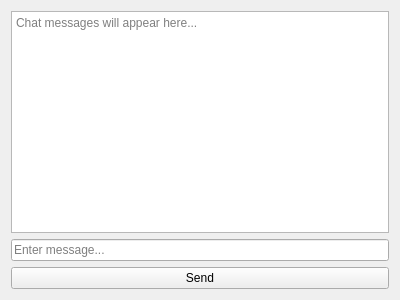
Berkay2002/rsa_messenger, file frontend/ui/chat.ui: the form before one commit.
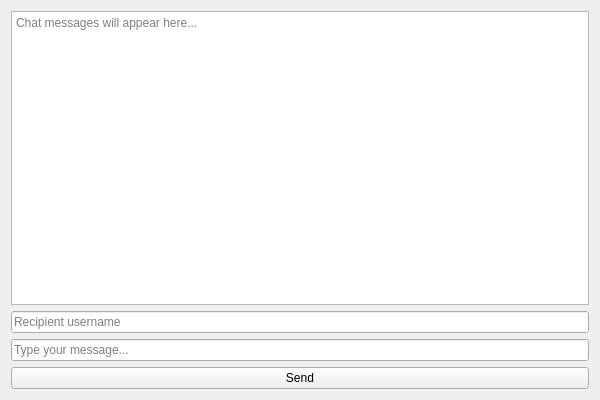
The form after the commit.

Commit message: Integrated and working. Messages can be sent in real-time and offline stored in MongoDB. Frontend divided in modular files instead of all-in-one.

```diff
--- a/frontend/ui/chat.ui
+++ b/frontend/ui/chat.ui
@@ -6,8 +6,8 @@
             <rect>
                 <x>0</x>
                 <y>0</y>
-                <width>400</width>
-                <height>300</height>
+                <width>600</width>
+                <height>400</height>
             </rect>
         </property>
         <property name="windowTitle">
@@ -24,12 +24,21 @@
             <item>
                 <widget class="QLineEdit" name="messageInput">
                     <property name="placeholderText">
-                        <string>Enter message...</string>
+                        <string>Recipient username</string>
                     </property>
                 </widget>
             </item>
             <item>
-                <widget class="QPushButton" name="sendButton">
+                <widget class="QLineEdit" name="message_input">
+                    <property name="placeholderText">
+                        <string>Type your message...</string>
+                    </property>
+                </widget>
+            </item>
+
+            <!-- Send button -->
+            <item>
+                <widget class="QPushButton" name="send_button">
                     <property name="text">
                         <string>Send</string>
                     </property>
```
Left out of the diff: 9 changed lines with no effect on the pictures. The commit also changes 12 other files.
